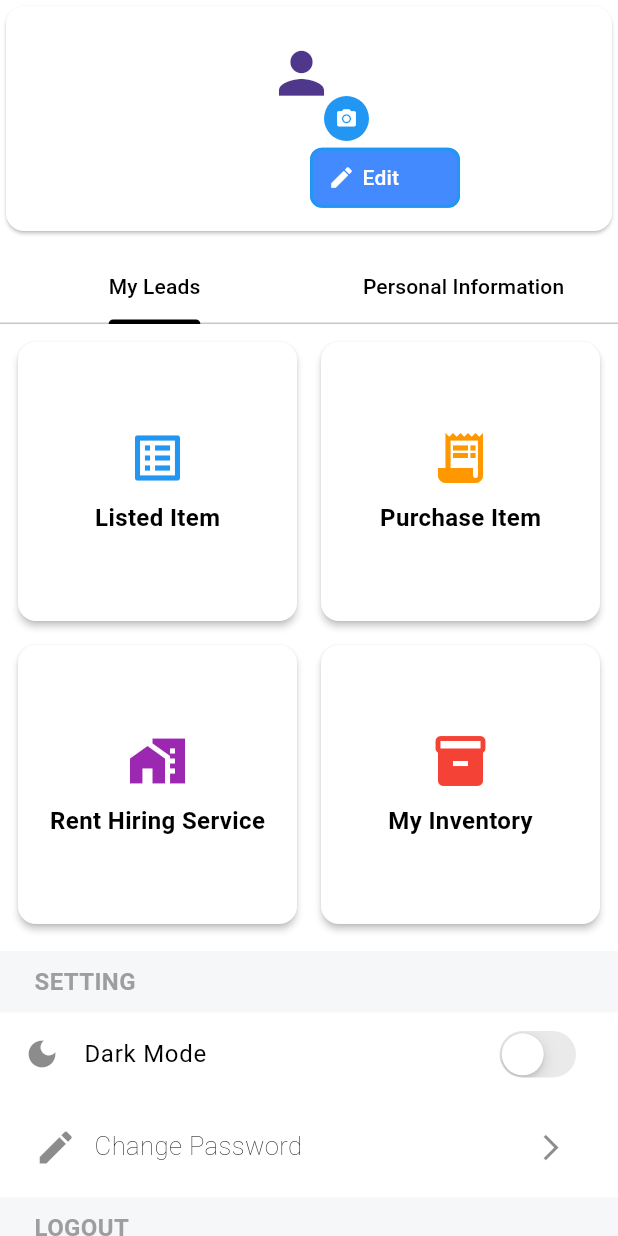
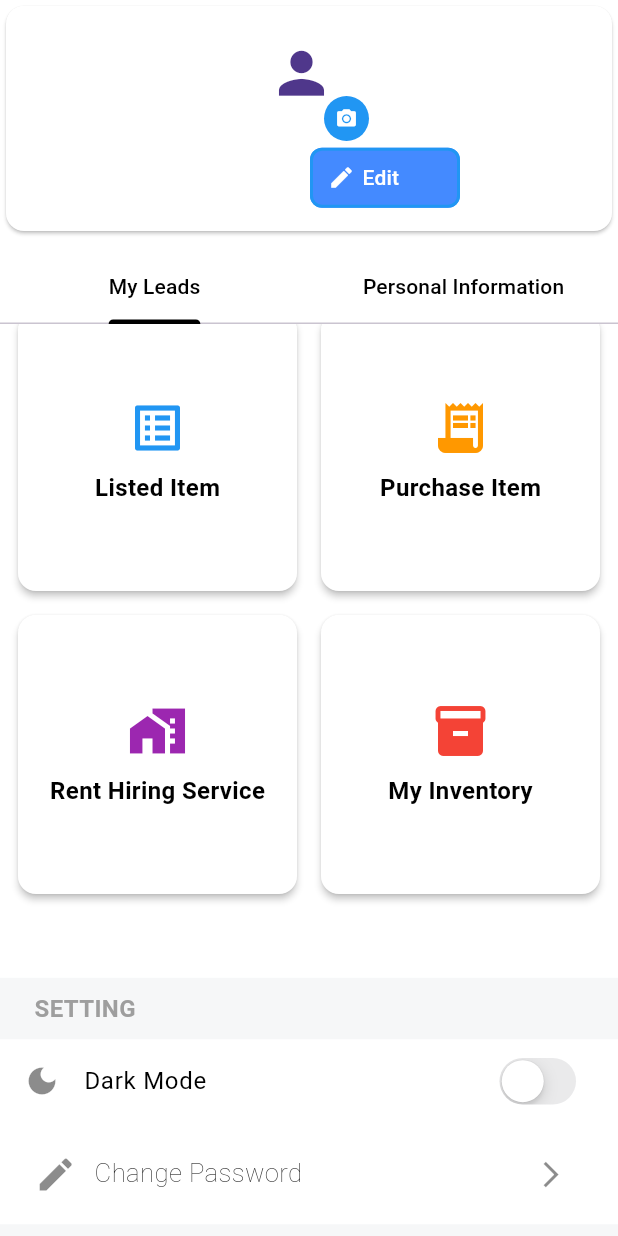
Before and after one commit to Ramdev-Lodhi/farm_connects, a Flutter app: the AccountScreen screen opened directly, on a phone screen of 412 x 824 dp. Run offline on Flutter 3.47's test engine with Material 3 defaults, Android fonts, the light colour scheme and no system bars; our stand-ins replace bloc, cached_network_image, carousel_slider, conditional_builder_null_safety, dio, flutter_bloc and 12 more; missing offline and left inert: dart:ffi; accounts and stored records are empty; network calls fail; Roboto replaces fonts that are missing (Poppens); project files that could hold a hidden picture were left out.

Commit message:
feat: update code

```diff
--- a/lib/screen/account_screen.dart
+++ b/lib/screen/account_screen.dart
@@ -74,11 +74,13 @@ class _AccountScreenState extends State<AccountScreen>
                     SizedBox(height: 10.0),
                     _AccountTypeTabBar(textColor),
                     SizedBox(
-                      height: 350.h,
+                      height: 365.h,
                       child: TabBarView(
                         controller: _tabController,
                         children: [
-                          _buildMyLeads(isDark),
+                          Transform.translate(
+                              offset: Offset(0, -20),
+                              child: _buildMyLeads(isDark)),
                           _buildPersonalInfoSection(textColor,iconColor, profileCubit),
                         ],
                       ),
--- a/lib/screen/home_screen.dart
+++ b/lib/screen/home_screen.dart
@@ -137,7 +137,7 @@ class _ProductsBuilderState extends State<ProductsBuilder>
             // onTap: () => Get.to(() => HomeLayout())
           ),
           _sectionHeader(context, 'Explore Farm Connects'),
-          gridExploreBuilder(context),
+          Transform.translate(offset:Offset(0, -20),child: gridExploreBuilder(context)),
           SizedBox(height: 10.h),
           _sectionHeader(context, 'Custom Hiring Service'),
           _customHiringService(Rentcubit.rentDataModel, context),
```
Also changed, not shown: lib/screen/rentScreen/rent_screen.dart (+8 -2 lines).
